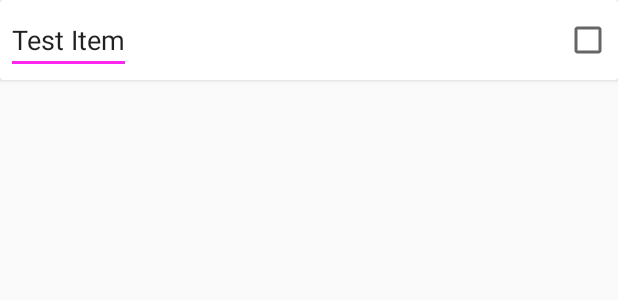
After one commit to jschiefner/shopping-list-android, an Android app: the layout item_recycler_view.xml on its own in the app's theme, with its tools: preview values and no code run, on a phone screen of 412 x 824 dp. The commit adds this screen. Shown: the top 300 px of the screen. Run offline under Robolectric (Android 15) with nearby library versions, the phone set to English and light mode, and no system bars.

Commit message:
start implementing recyclerview

```diff
--- a/app/build.gradle
+++ b/app/build.gradle
@@ -43,5 +43,8 @@ dependencies {
     implementation 'androidx.room:room-runtime:2.2.5'
     annotationProcessor 'androidx.room:room-compiler:2.2.5'
 
+    implementation 'androidx.recyclerview:recyclerview:1.1.0'
+    implementation 'androidx.cardview:cardview:1.0.0'
+
     debugImplementation 'com.amitshekhar.android:debug-db:1.0.6'
 }
--- /dev/null
+++ b/app/src/main/res/layout/item_recycler_view.xml
@@ -0,0 +1,30 @@
+<?xml version="1.0" encoding="utf-8"?>
+<androidx.cardview.widget.CardView xmlns:android="http://schemas.android.com/apk/res/android"
+    android:layout_width="match_parent"
+    android:layout_height="wrap_content">
+
+    <GridLayout
+        android:layout_width="match_parent"
+        android:layout_height="match_parent"
+        android:layout_margin="4dp"
+        android:layout_gravity="center"
+        android:orientation="horizontal">
+
+        <EditText
+            android:id="@+id/recycler_edit_text"
+            android:layout_width="wrap_content"
+            android:layout_height="wrap_content"
+            android:layout_row="0"
+            android:layout_column="0"
+            android:text="Test Item"/>
+
+        <CheckBox
+            android:layout_width="wrap_content"
+            android:layout_height="wrap_content"
+            android:layout_gravity="center_vertical|end"
+            android:gravity="start"
+            android:layout_row="0"
+            android:layout_column="1"/>
+    </GridLayout>
+
+</androidx.cardview.widget.CardView>
--- a/build.gradle
+++ b/build.gradle
@@ -22,6 +22,9 @@ allprojects {
     repositories {
         google()
         jcenter()
+        maven {
+            url "https://maven.google.com/"
+        }
 
     }
 }
```
Also changed, not shown: app/src/main/java/com/jschiefner/shoppinglist/ShoppingFragment.java (+8 -0 lines), app/src/main/res/layout/shopping_fragment.xml (+20 -21 lines).
